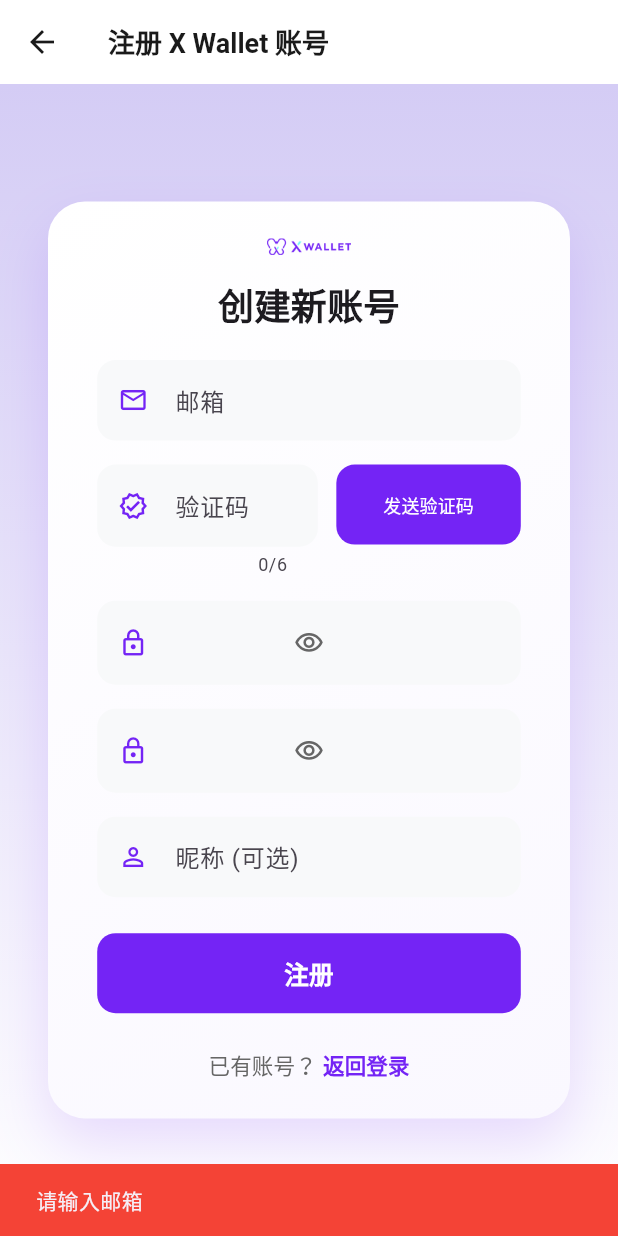
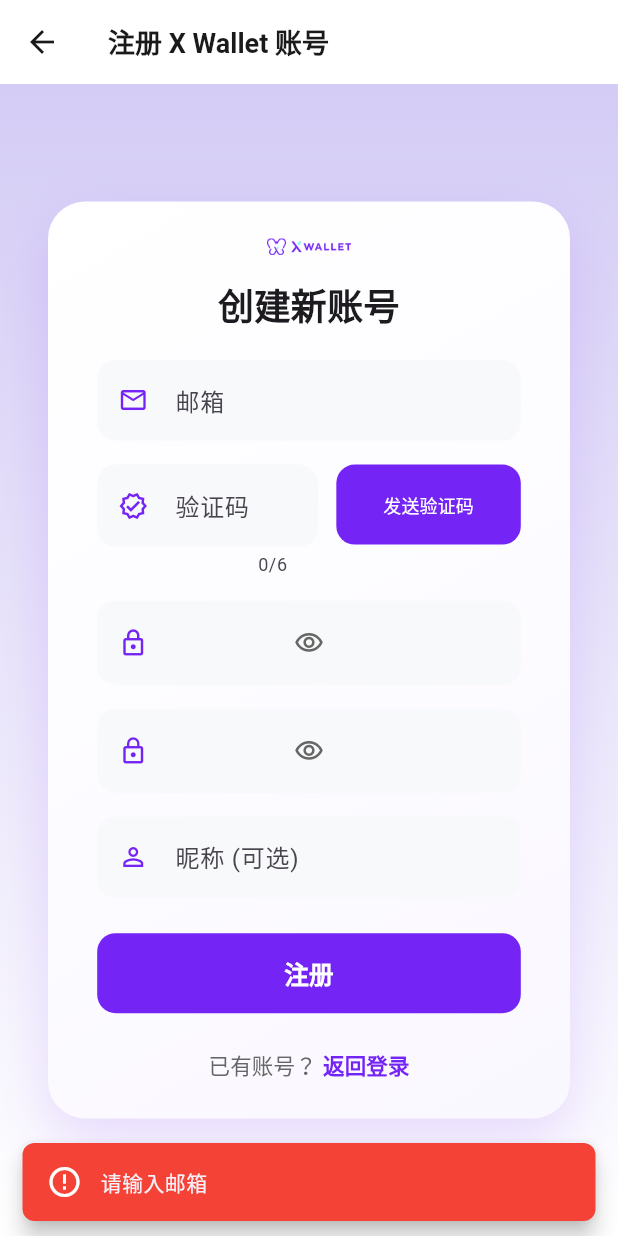
Before and after one commit to cqu903/xwallet, a Flutter app: the RegisterScreen screen opened by its route, after a tap on "发送验证码", on a phone screen of 412 x 824 dp. Run offline on Flutter 3.47's test engine with Material 3 defaults, Android fonts, the light colour scheme and no system bars; our stand-ins replace connectivity_plus, device_info_plus, package_info_plus, shared_preferences, sqflite; missing offline and left inert: mqtt_client; accounts and stored records are empty.

Commit message:
style(register): update snackbar and title styles

```diff
--- a/app/lib/screens/register_screen.dart
+++ b/app/lib/screens/register_screen.dart
@@ -59,7 +59,18 @@ class _RegisterScreenState extends State<RegisterScreen> {
     if (emailError != null) {
       if (mounted) {
         ScaffoldMessenger.of(context).showSnackBar(
-          SnackBar(content: Text(emailError), backgroundColor: Colors.red),
+          SnackBar(
+            content: Row(
+              children: [
+                const Icon(Icons.error_outline, color: Colors.white),
+                const SizedBox(width: 12),
+                Expanded(child: Text(emailError)),
+              ],
+            ),
+            backgroundColor: const Color(0xFFF44336),
+            behavior: SnackBarBehavior.floating,
+            shape: RoundedRectangleBorder(borderRadius: BorderRadius.circular(8)),
+          ),
         );
       }
       return;
@@ -73,8 +84,16 @@ class _RegisterScreenState extends State<RegisterScreen> {
     if (!success && mounted) {
       ScaffoldMessenger.of(context).showSnackBar(
         SnackBar(
-          content: Text(authProvider.errorMessage ?? '发送失败'),
-          backgroundColor: Colors.red,
+          content: Row(
+            children: [
+              const Icon(Icons.error_outline, color: Colors.white),
+              const SizedBox(width: 12),
+              Expanded(child: Text(authProvider.errorMessage ?? '发送失败')),
+            ],
+          ),
+          backgroundColor: const Color(0xFFF44336),
+          behavior: SnackBarBehavior.floating,
+          shape: RoundedRectangleBorder(borderRadius: BorderRadius.circular(8)),
         ),
       );
     } else if (mounted) {
@@ -83,8 +102,16 @@ class _RegisterScreenState extends State<RegisterScreen> {
       _startCountdown();
       ScaffoldMessenger.of(context).showSnackBar(
         SnackBar(
-          content: Text('验证码已发送到 ${_emailController.text}'),
-          backgroundColor: Colors.green,
+          content: Row(
+            children: [
+              const Icon(Icons.check_circle, color: Colors.white),
+              const SizedBox(width: 12),
+              Expanded(child: Text('验证码已发送到 ${_emailController.text}')),
+            ],
+          ),
+          backgroundColor: const Color(0xFF22C55E),
+          behavior: SnackBarBehavior.floating,
+          shape: RoundedRectangleBorder(borderRadius: BorderRadius.circular(8)),
         ),
       );
     }
@@ -134,8 +161,16 @@ class _RegisterScreenState extends State<RegisterScreen> {
     if (!success && mounted) {
       ScaffoldMessenger.of(context).showSnackBar(
         SnackBar(
-          content: Text(authProvider.errorMessage ?? '注册失败'),
-          backgroundColor: Colors.red,
+          content: Row(
+            children: [
+              const Icon(Icons.error_outline, color: Colors.white),
+              const SizedBox(width: 12),
+              Expanded(child: Text(authProvider.errorMessage ?? '注册失败')),
+            ],
+          ),
+          backgroundColor: const Color(0xFFF44336),
+          behavior: SnackBarBehavior.floating,
+          shape: RoundedRectangleBorder(borderRadius: BorderRadius.circular(8)),
         ),
       );
     }
```
